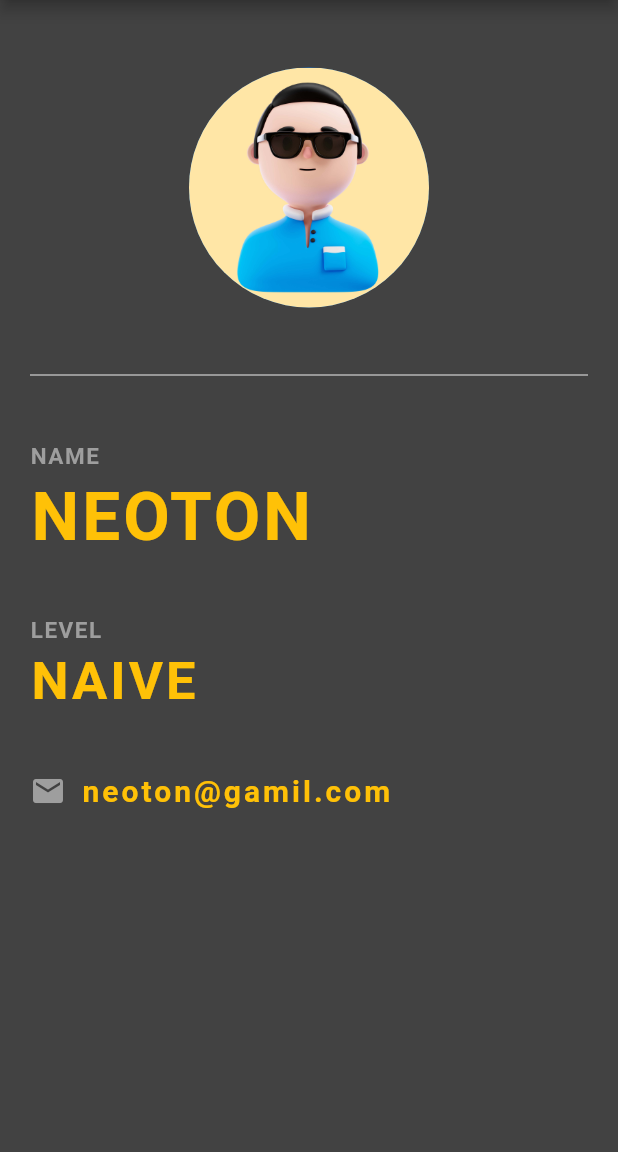
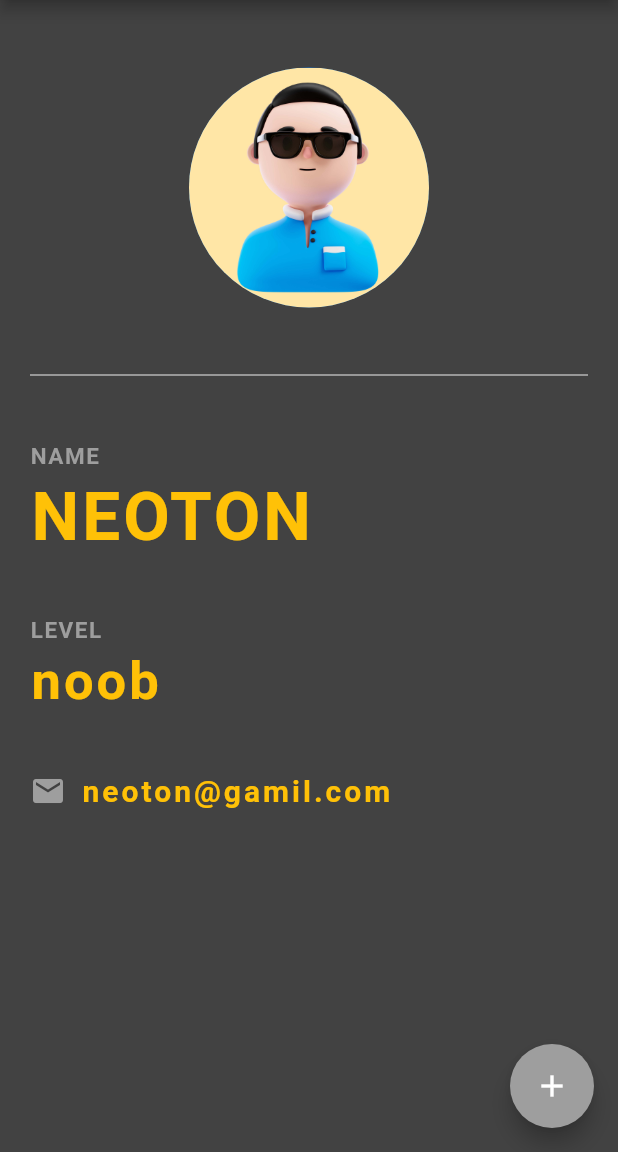
Before and after one commit to parthdasawant/Flutter, a Flutter app: the screen it shows after launch, on a phone screen of 412 x 824 dp, the part 84-1236 px from its top. Run offline on Flutter 3.47's test engine with Material 2 defaults, Android fonts, the phone set to English and light mode, and no system bars.

Commit message:
Stateful widget for the level with click increment

```diff
--- a/lib/main.dart
+++ b/lib/main.dart
@@ -4,8 +4,16 @@ void main() => runApp(const MaterialApp(
   home: Idcard(),
 ));
 
-class Idcard extends StatelessWidget {
+class Idcard extends StatefulWidget {
   const Idcard({super.key});
+
+  @override
+  State<Idcard> createState() => _IdcardState();
+}
+
+class _IdcardState extends State<Idcard> {
+  int levelCounter = 0;
+  String level='noob';
 
   @override
   Widget build(BuildContext context) {
@@ -16,8 +24,24 @@ class Idcard extends StatelessWidget {
         centerTitle: true,
         backgroundColor: Colors.grey[700] ,
       ),
+      floatingActionButton: FloatingActionButton(
+        onPressed: () {
+          setState(() {
+            levelCounter += 1;
+            if((levelCounter >= 5) && (levelCounter < 10)) {
+              level = 'amateur';
+            }
+            else if(levelCounter > 10) {
+              level = 'ultra pro max';
+            } else {
+              level = 'noob';
+            }
+          });
+        },
+        backgroundColor: Colors.grey,
+        child: const Icon(Icons.add, color: Colors.white, ),
+      ),
       body: Padding(
-
           padding: const EdgeInsets.all(20.0),
           child: Column(
             crossAxisAlignment: CrossAxisAlignment.start,
@@ -59,8 +83,8 @@ class Idcard extends StatelessWidget {
                 ),
               ),
               const SizedBox(height: 5),
-              const Text('NAIVE',
-                style: TextStyle(
+              Text(level,
+                style: const TextStyle(
                   letterSpacing: 2.0,
                   fontSize: 35.0,
                   fontWeight: FontWeight.bold,
```
